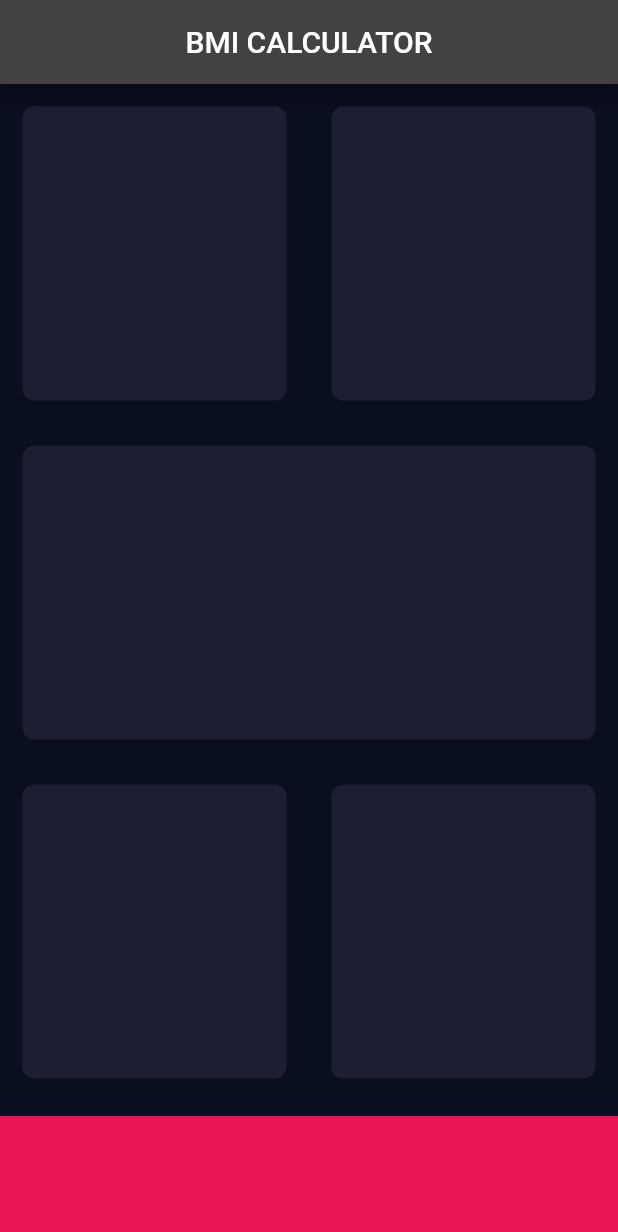
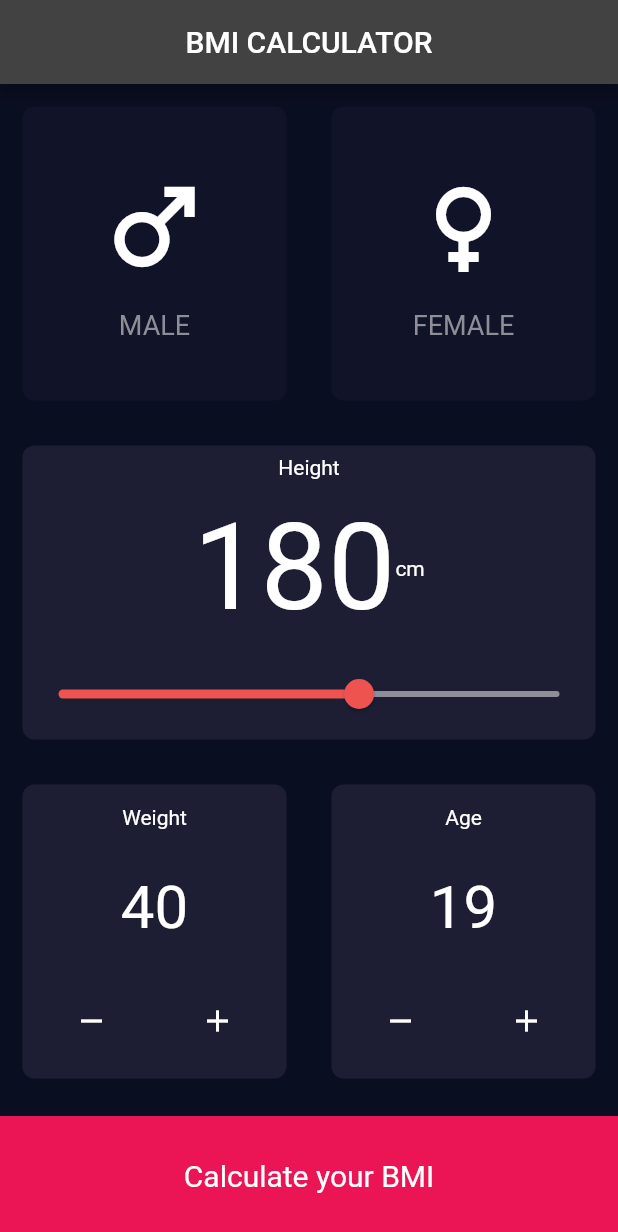
Before and after one commit to yashsharmacodes/BMI_Calculator, a Flutter app: the screen it shows after launch, on a phone screen of 412 x 824 dp. Shown: the top 1232 px of the screen. Run offline on Flutter 3.47's test engine with Material 2 defaults, Android fonts, the phone set to English and light mode, and no system bars.

```diff
--- /dev/null
+++ b/lib/calculator_brain.dart
@@ -0,0 +1,33 @@
+import 'dart:math';
+
+class CalculatorBrain {
+  CalculatorBrain({required this.height, required this.weight});
+  final int weight;
+  final int height;
+
+  late double _bmi;
+  String calculateBMI() {
+    _bmi = weight / pow(height / 100, 2);
+    return _bmi.toStringAsFixed(1);
+  }
+
+  String getResult() {
+    if (_bmi > 25) {
+      return 'OverWeight';
+    } else if (_bmi > 18.5) {
+      return 'Normal';
+    } else {
+      return 'UnderWeight';
+    }
+  }
+
+  String getInterpretation() {
+    if (_bmi > 25) {
+      return 'You are overweight Go hit the gym';
+    } else if (_bmi > 18.5) {
+      return 'You are fit Just keep working out';
+    } else {
+      return 'You need to go for bulking start eating protein';
+    }
+  }
+}
--- /dev/null
+++ b/lib/constants.dart
@@ -0,0 +1,34 @@
+import 'package:flutter/material.dart';
+
+const activeCardColour = Color(0xFF1D1E33);
+const bottomContainerHeight = 80.0;
+const bottomContainerColour = Color(0xFFEB1555);
+const inactiveCardColour = Color(0xFF111328);
+const labelTextStyle = TextStyle(
+  fontSize: 18.0,
+  color: Color(0xFF8D8E98),
+);
+
+class BottomButton extends StatelessWidget {
+  BottomButton({required this.onTap, required this.Texthere});
+
+  final void Function() onTap;
+  final String Texthere;
+  @override
+  Widget build(BuildContext context) {
+    return GestureDetector(
+      onTap: onTap,
+      child: Container(
+        child: Center(
+            child: Text(
+          Texthere,
+          style: TextStyle(fontSize: 20.0),
+        )),
+        color: bottomContainerColour,
+        margin: EdgeInsets.only(top: 10.0),
+        width: double.infinity,
+        height: bottomContainerHeight,
+      ),
+    );
+  }
+}
--- /dev/null
+++ b/lib/icon_content.dart
@@ -0,0 +1,31 @@
+import 'package:flutter/material.dart';
+
+class IconContent extends StatelessWidget {
+  final IconData icon;
+  final String text;
+
+  IconContent(this.icon, this.text);
+
+  @override
+  Widget build(BuildContext context) {
+    return Column(
+      mainAxisAlignment: MainAxisAlignment.center,
+      children: [
+        Icon(
+          icon,
+          size: 80.0,
+        ),
+        SizedBox(
+          height: 15.0,
+        ),
+        Text(
+          text,
+          style: TextStyle(
+            fontSize: 18.0,
+            color: Color(0xFF8D8E98),
+          ),
+        )
+      ],
+    );
+  }
+}
--- a/lib/input_page.dart
+++ b/lib/input_page.dart
@@ -1,4 +1,11 @@
 import 'package:flutter/material.dart';
+import 'icon_content.dart';
+import 'reusable_card.dart';
+import 'constants.dart';
+import 'result_page.dart';
+import 'calculator_brain.dart';
+
+enum Gender { male, female, notselcted }
 
 class InputPage extends StatefulWidget {
   @override
@@ -6,6 +13,11 @@ class InputPage extends StatefulWidget {
 }
 
 class _InputPageState extends State<InputPage> {
+  Gender selectedGender = Gender.notselcted;
+  int height = 180;
+  int Weight = 40;
+  int age = 19;
+
   @override
   Widget build(BuildContext context) {
     return Scaffold(
@@ -19,54 +31,192 @@ class _InputPageState extends State<InputPage> {
             child: Row(
               children: [
                 Expanded(
-                  child: ReusableCard(colour: Color(0xFF1D1E33)),
+                  child: GestureDetector(
+                    onTap: () {
+                      setState(() {
+                        selectedGender = Gender.male;
+                      });
+                    },
+                    child: ReusableCard(
+                      selectedGender == Gender.male
+                          ? activeCardColour
+                          : inactiveCardColour,
+                      IconContent(Icons.male, 'MALE'),
+                    ),
+                  ),
                 ),
                 Expanded(
-                  child: ReusableCard(colour: Color(0xFF1D1E33)),
+                  child: GestureDetector(
+                    onTap: () {
+                      setState(() {
+                        selectedGender = Gender.female;
+                      });
+                    },
+                    child: ReusableCard(
+                      selectedGender == Gender.female
+                          ? activeCardColour
+                          : inactiveCardColour,
+                      IconContent(Icons.female, 'FEMALE'),
+                    ),
+                  ),
                 ),
               ],
             ),
           ),
           Expanded(
-            child: ReusableCard(colour: Color(0xFF1D1E33)),
+            child: ReusableCard(
+              activeCardColour,
+              Column(
+                textBaseline: TextBaseline.alphabetic,
+                mainAxisAlignment: MainAxisAlignment.spaceAround,
+                children: [
+                  Text(
+                    'Height',
+                  ),
+                  Row(
+                    mainAxisAlignment: MainAxisAlignment.center,
+                    children: [
+                      Text(
+                        height.toString(),
+                        style: TextStyle(fontSize: 80),
+                      ),
+                      Text('cm'),
+                    ],
+                  ),
+                  Slider(
+                      value: height.toDouble(),
+                      min: 120.0,
+                      max: 220.0,
+                      activeColor: Colors.red[400],
+                      inactiveColor: Color(0xFF8D8E98),
+                      onChanged: (double value) {
+                        setState(() {
+                          height = value.round();
+                        });
+                      }),
+                ],
+              ),
+            ),
           ),
           Expanded(
             child: Row(
               children: [
                 Expanded(
-                  child: ReusableCard(colour: Color(0xFF1D1E33)),
+                  child: ReusableCard(
+                    activeCardColour,
+                    Column(
+                      mainAxisAlignment: MainAxisAlignment.spaceAround,
+                      children: [
+                        Text('Weight'),
+                        Text(
+                          Weight.toString(),
+                          style: TextStyle(fontSize: 40.0),
+                        ),
+                        Row(
+                          mainAxisAlignment: MainAxisAlignment.center,
+                          children: [
+                            TextButton(
+                              onPressed: () {
+                                setState(() {
+                                  Weight--;
+                                });
+                              },
+                              child: Icon(
+                                Icons.remove,
+                                color: Colors.white,
+                              ),
+                              // backgroundColor: Colors.black,
+                              //foregroundColor: Colors.white,
+                            ),
+                            SizedBox(width: 20.0),
+                            TextButton(
+                              onPressed: () {
+                                setState(() {
+                                  Weight++;
+                                });
+                              },
+                              child: Icon(
+                                Icons.add,
+                                color: Colors.white,
+                              ),
+                              // backgroundColor: Colors.black,
+                              //foregroundColor: Colors.white,
+                            ),
+                          ],
+                        )
+                      ],
+                    ),
+                  ),
                 ),
                 Expanded(
-                  child: ReusableCard(colour: Color(0xFF1D1E33)),
+                  child: ReusableCard(
+                    activeCardColour,
+                    Column(
+                      mainAxisAlignment: MainAxisAlignment.spaceAround,
+                      children: [
+                        Text('Age'),
+                        Text(
+                          age.toString(),
+                          style: TextStyle(fontSize: 40.0),
+                        ),
+                        Row(
+                          mainAxisAlignment: MainAxisAlignment.center,
+                          children: [
+                            TextButton(
+                              onPressed: () {
+                                setState(() {
+                                  age--;
+                                });
+                              },
+                              child: Icon(
+                                Icons.remove,
+                                color: Colors.white,
+                              ),
+                              // backgroundColor: Colors.black,
+                              //foregroundColor: Colors.white,
+                            ),
+                            SizedBox(width: 20.0),
+                            TextButton(
+                              onPressed: () {
+                                setState(() {
+                                  age++;
+                                });
+                              },
+                              child: Icon(
+                                Icons.add,
+                                color: Colors.white,
+                              ),
+                              // backgroundColor: Colors.black,
+                              //foregroundColor: Colors.white,
+                            ),
+                          ],
+                        )
+                      ],
+                    ),
+                  ),
                 ),
               ],
             ),
           ),
-          Container(
-            color: Color(0xFFEB1555),
-            margin: EdgeInsets.only(top: 10.0),
-            width: double.infinity,
-            height: 80.0,
+          BottomButton(
+            onTap: () {
+              CalculatorBrain calc =
+                  CalculatorBrain(height: height, weight: Weight);
+
+              Navigator.push(
+                  context,
+                  MaterialPageRoute<void>(
+                    builder: (BuildContext context) => ResultsPage(
+                      calculatedBMI: calc.calculateBMI(),
+                      cateogary: calc.getResult(),
+                      advice: calc.getInterpretation(),
+                    ),
+                  ));
+            },
+            Texthere: 'Calculate your BMI',
           )
         ],
       ),
     );
   }
 }
-
-class ReusableCard extends StatelessWidget {
-  final Color colour;
-
-  ReusableCard({required this.colour});
-
-  @override
-  Widget build(BuildContext context) {
-    return Container(
-      margin: EdgeInsets.all(15.0),
-      decoration: BoxDecoration(
-        color: colour,
-        borderRadius: BorderRadius.circular(8.0),
-      ),
-    );
-  }
-}
--- /dev/null
+++ b/lib/reusable_card.dart
@@ -0,0 +1,20 @@
+import 'package:flutter/material.dart';
+
+class ReusableCard extends StatelessWidget {
+  final Color colour;
+  final Widget cardChild;
+
+  ReusableCard(this.colour, this.cardChild);
+
+  @override
+  Widget build(BuildContext context) {
+    return Container(
+      child: cardChild,
+      margin: EdgeInsets.all(15.0),
+      decoration: BoxDecoration(
+        color: colour,
+        borderRadius: BorderRadius.circular(8.0),
+      ),
+    );
+  }
+}
```
Also changed, not shown: lib/result_page.dart (added, +77 -0 lines).
